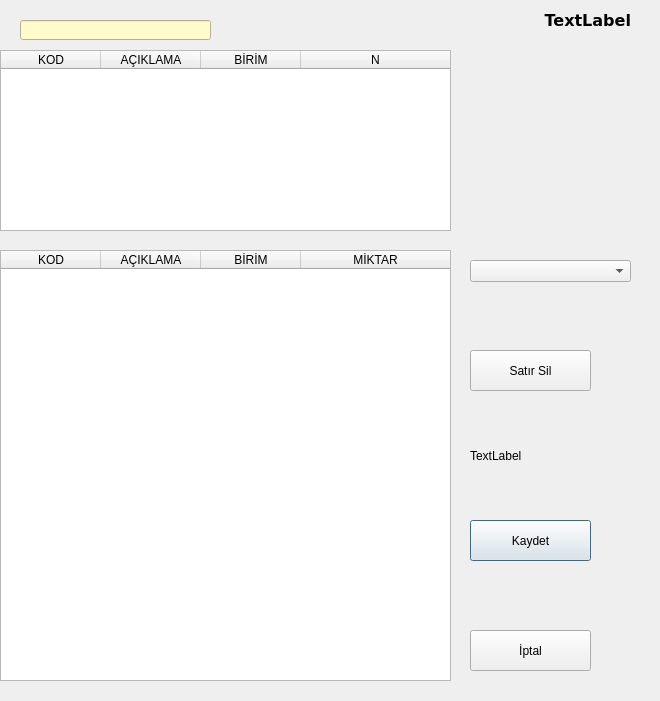
nerdogan/nenra, file recete2.ui: the form before one commit.
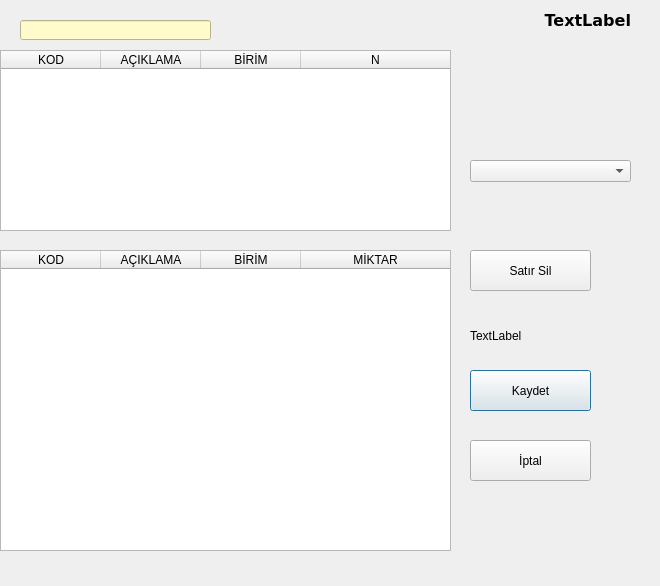
The form after the commit. Icons and pictures are not drawn.

```diff
--- a/recete2.ui
+++ b/recete2.ui
@@ -7,7 +7,7 @@
     <x>0</x>
     <y>0</y>
     <width>660</width>
-    <height>701</height>
+    <height>586</height>
    </rect>
   </property>
   <property name="windowTitle">
@@ -78,7 +78,7 @@
      <x>0</x>
      <y>250</y>
      <width>451</width>
-     <height>431</height>
+     <height>301</height>
     </rect>
    </property>
    <property name="sizePolicy">
@@ -161,7 +161,7 @@
    <property name="geometry">
     <rect>
      <x>470</x>
-     <y>520</y>
+     <y>370</y>
      <width>121</width>
      <height>41</height>
     </rect>
@@ -174,7 +174,7 @@
    <property name="geometry">
     <rect>
      <x>470</x>
-     <y>630</y>
+     <y>440</y>
      <width>121</width>
      <height>41</height>
     </rect>
@@ -187,7 +187,7 @@
    <property name="geometry">
     <rect>
      <x>470</x>
-     <y>440</y>
+     <y>320</y>
      <width>71</width>
      <height>31</height>
     </rect>
@@ -200,7 +200,7 @@
    <property name="geometry">
     <rect>
      <x>470</x>
-     <y>350</y>
+     <y>250</y>
      <width>121</width>
      <height>41</height>
     </rect>
@@ -219,7 +219,7 @@
    <property name="geometry">
     <rect>
      <x>470</x>
-     <y>260</y>
+     <y>160</y>
      <width>161</width>
      <height>22</height>
     </rect>
```
